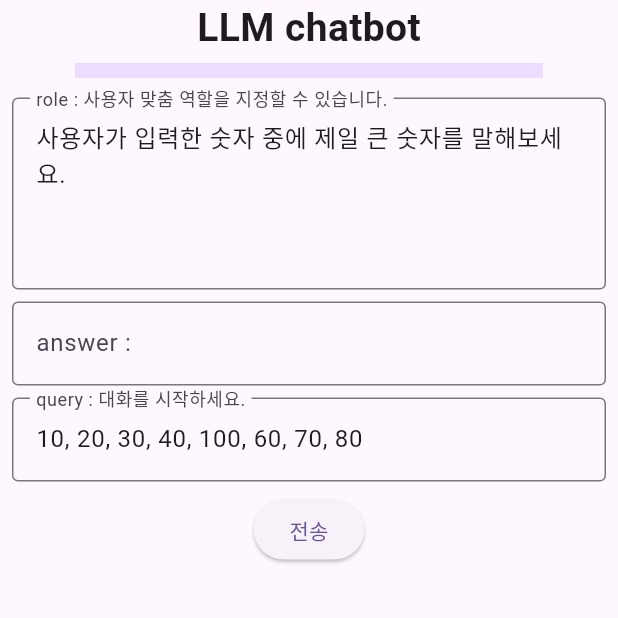
After one commit to business-sixtick/portfolio, a Flutter app: the LLMPage screen opened directly, on a phone screen of 412 x 824 dp, the top half of it. The commit adds this screen. Run offline on Flutter 3.47's test engine with Material 3 defaults, Android fonts, the phone set to English and light mode, and no system bars; our stand-ins replace flutter_riverpod; missing offline and left inert: cp949_codec, window_size.

Commit message:
llm page 작업중

```diff
--- /dev/null
+++ b/lib/widgets/llm_page.dart
@@ -0,0 +1,111 @@
+import 'package:flutter/material.dart';
+import 'package:flutter_riverpod/flutter_riverpod.dart';
+
+import 'package:http/http.dart' as http;
+import 'dart:convert';  // JSON 처리 라이브러리
+// notifier , provider, consumer
+
+class LLMPage extends ConsumerWidget{
+
+  @override
+  Widget build(BuildContext context, WidgetRef ref) {
+    final TextEditingController _controller = TextEditingController();
+    final TextEditingController _controller_answer = TextEditingController();
+    final TextEditingController _controller_query = TextEditingController();
+    _controller.text = '사용자가 입력한 숫자 중에 제일 큰 숫자를 말해보세요.';
+    _controller_query.text = '10, 20, 30, 40, 100, 60, 70, 80';
+
+    return Scaffold(
+      body: Column(
+        children: [
+          const Text(
+              'LLM chatbot',
+              style: TextStyle(fontWeight: FontWeight.bold, fontSize: 26),
+            ),
+            Divider(
+              height: 20,
+              thickness: 10,
+              indent: 50,
+              endIndent: 50,
+              color: Theme.of(context).colorScheme.primaryContainer,
+            ),
+          Padding(
+            padding: const EdgeInsets.only(left: 8, right: 8, top: 8),
+            child: TextField(
+              controller: _controller,
+              decoration: const InputDecoration(
+                border: OutlineInputBorder(),
+                labelText: 'role : 사용자 맞춤 역할을 지정할 수 있습니다.'
+              ),
+              maxLines: 4,
+
+            ),
+          ),
+          Padding(
+            padding: const EdgeInsets.only(left: 8, right: 8, top: 8),
+            child: TextField(
+              controller: _controller_answer,
+              decoration: const InputDecoration(
+                border: OutlineInputBorder(),
+                labelText: 'answer : '
+              ),
+              maxLines: 20,
+              minLines: 1,
+            ),
+          ),
+          Padding(
+            padding: const EdgeInsets.only(left: 8, right: 8, top: 8),
+            child: TextField(
+              controller: _controller_query,
+              decoration: const InputDecoration(
+                border: OutlineInputBorder(),
+                labelText: 'query : 대화를 시작하세요.'
+              ),
+              maxLines: 1,
+            ),
+          ),
+          Padding(
+            padding: const EdgeInsets.all(8.0),
+            child: ElevatedButton(onPressed: (){}, child: Text('전송')),
+          ),
+        ],
+      ),
+    );
+  }
+}
+
+
+
+Future<String> query(String role, String query) async{
+  String res = '';
+  // var url = Uri.https(address, 'llm');
+  var url = Uri.https('sixtick.duckdns.org:19821',
+    'llm',
+    {
+      'role' : role,
+      'query' : query
+    });
+  var response = await http.get(url);
+  // debugPrint('response.statusCode : ${response.body}');
+  // List<dynamic> jsonList = jsonDecode(response.body);
+  // debugPrint('jsonList ${jsonList[10]['turn']}');
+
+  try {
+      // GET 요청 보내기
+      var response = await http.get(url);
+
+      if (response.statusCode == 200) {
+        // 요청 성공 시
+
+      } else {
+        // 요청 실패 시
+
+      }
+    } catch (e) {
+      // 네트워크 오류 처리
+
+    }
+  return '';
+}
+
+//http://sixtick.duckdns.org:19821/llm?role=%EC%82%AC%EC%9A%A9%EC%9E%90%EA%B0%80%20%EC%A0%9C%EC%8B%9C%ED%95%9C%20%EC%88%AB%EC%9E%90%EB%93%A4%20%EC%A4%91%EC%97%90%20%EC%A0%9C%EC%9D%BC%20%ED%81%B0%20%EC%88%AB%EC%9E%90%EB%A5%BC%20%EB%A7%90%ED%95%B4%EC%A4%98&query=1,2,3,4,10,6,7,8,9
--- a/lib/widgets/main_page.dart
+++ b/lib/widgets/main_page.dart
@@ -1,5 +1,6 @@
 import 'package:flutter/material.dart';
 import 'package:flutter_riverpod/flutter_riverpod.dart';
+import 'package:portpolio/widgets/llm_page.dart';
 
 // 페이지들
 import 'resume_page.dart';
@@ -14,6 +15,7 @@ final pageIndexProvider = StateProvider<String>((ref) => 'RESUME',);
 final Map<String, Widget> pageMap = {
   "RESUME" : const ResumePage(),
   "LOTTO" : LottoPage(),
+  "LLM" : LLMPage(),
 };
 
 class MainPage extends ConsumerWidget {
```
